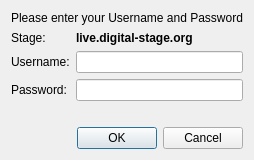
Qt form src/login.ui (digital-stage/v1-client) before a commit.
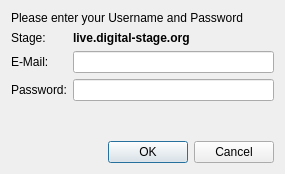
The same form after that commit.

Diff of the .ui file:
```diff
--- a/src/login.ui
+++ b/src/login.ui
@@ -6,8 +6,8 @@
    <rect>
     <x>0</x>
     <y>0</y>
-    <width>243</width>
-    <height>160</height>
+    <width>285</width>
+    <height>174</height>
    </rect>
   </property>
   <property name="windowTitle">
@@ -50,7 +50,7 @@
    <item row="2" column="0">
     <widget class="QLabel" name="labelUsername">
      <property name="text">
-      <string>Username:</string>
+      <string>E-Mail:</string>
      </property>
     </widget>
    </item>
```
